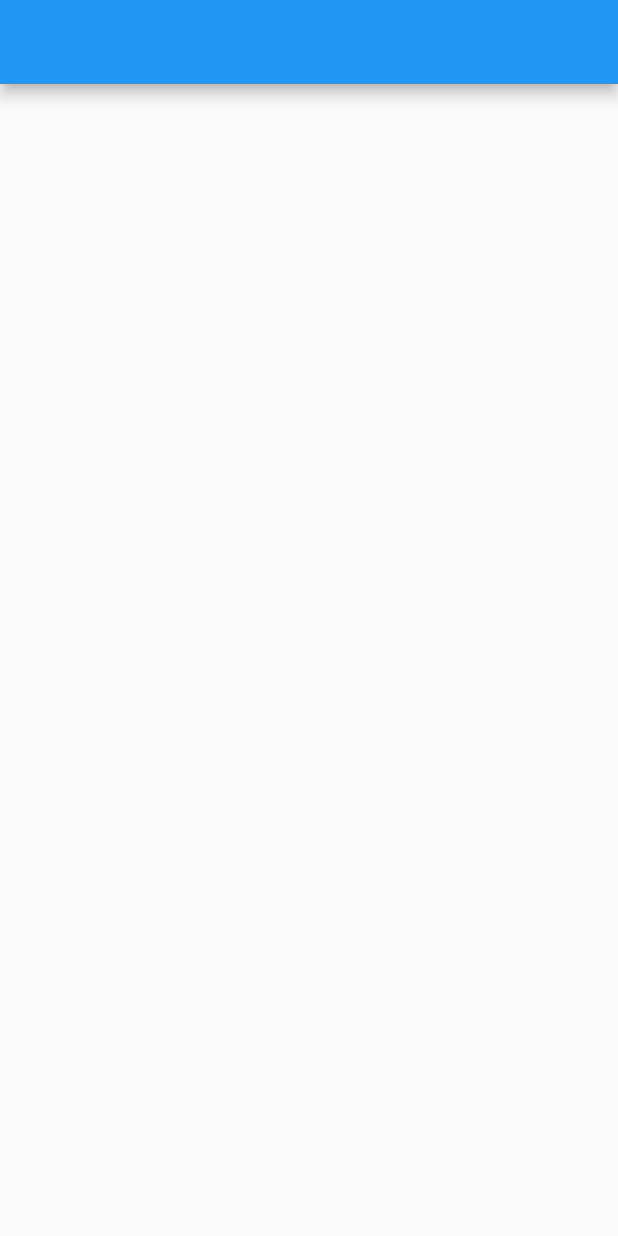
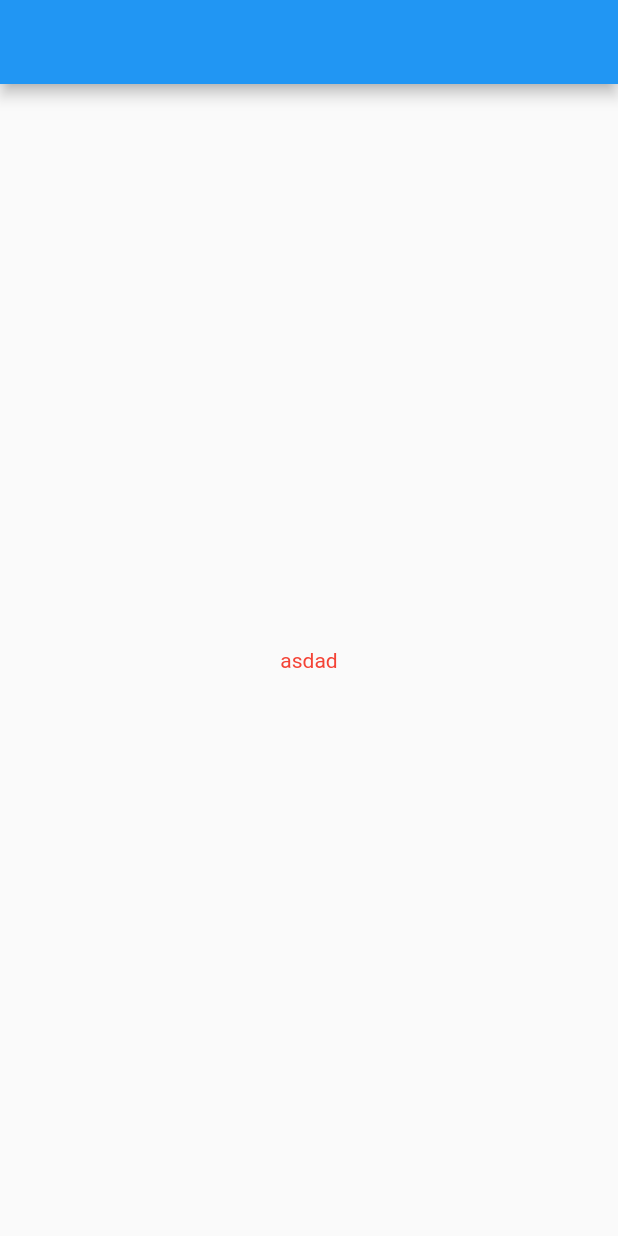
Before and after one commit to i-Senku/XuXu-UI, a Flutter app: the screen it shows after launch, on a phone screen of 412 x 824 dp. Run offline on Flutter 3.47's test engine with Material 2 defaults, Android fonts, the phone set to English and light mode, and no system bars.

Commit message:
added XuText component

```diff
--- a/example/lib/main.dart
+++ b/example/lib/main.dart
@@ -11,7 +11,7 @@ class MyApp extends StatelessWidget {
   @override
   Widget build(BuildContext context) {
     return Scaffold(
-        appBar: AppBar(),
-        body: XuBox().size().color(Colors.red).create().center());
+        appBar: AppBar(), body: XuText("asdad").color(Colors.red).create().center());
   }
+
 }
--- /dev/null
+++ b/lib/src/extensions/expanded.dart
@@ -0,0 +1,8 @@
+import 'package:flutter/material.dart';
+
+extension XuExpanded on Widget {
+  Widget expanded({int flex = 1}) => Expanded(
+        flex: flex,
+        child: this,
+      );
+}
--- a/lib/src/widgets/XuText.dart
+++ b/lib/src/widgets/XuText.dart
@@ -0,0 +1,109 @@
+import 'package:flutter/material.dart';
+
+import 'builder.dart';
+
+class XuText extends XuBuilder<Widget> {
+  final String _text;
+
+  XuText(this._text) {
+    create();
+  }
+
+  TextAlign _textAlign;
+  TextDirection _textDirection;
+  Locale _locale;
+  bool _softWrap;
+  TextOverflow _overflow;
+  double _textScaleFactor;
+  int _maxLines;
+  String _semanticsLabel;
+  TextWidthBasis _textWidthBasis;
+  TextHeightBehavior _textHeightBehavior;
+
+
+  @override
+  Widget create({Key key}) {
+    return Text(
+      _text,
+      style: getStyle(),
+      textAlign: _textAlign,
+      textDirection: _textDirection,
+      locale: _locale,
+      softWrap: _softWrap,
+      overflow: _overflow,
+      textScaleFactor: _textScaleFactor,
+      maxLines: _maxLines,
+      semanticsLabel: _semanticsLabel,
+      textWidthBasis: _textWidthBasis,
+      textHeightBehavior: _textHeightBehavior,
+    );
+  }
+
+  XuText align(TextAlign textAlign) => this.._textAlign = textAlign;
+
+  XuText direction(TextDirection direction) => this.._textDirection = direction;
+
+  XuText locale(Locale locale) => this.._locale = locale;
+
+  XuText softWrap(bool softWrap) => this.._softWrap = softWrap;
+
+  XuText overflow(TextOverflow overflow) => this.._overflow = overflow;
+
+  XuText textScaleFactor(double textScaleFactor) =>
+      this.._textScaleFactor = textScaleFactor;
+
+  XuText maxLines(int line) => this.._maxLines = line;
+
+  XuText semanticsLabel(String semanticsLabel) =>
+      this.._semanticsLabel = semanticsLabel;
+
+  XuText textWidthBasis(TextWidthBasis textWidthBasis) =>
+      this.._textWidthBasis = textWidthBasis;
+
+  XuText textHeightBehavior(TextHeightBehavior textHeightBehavior) =>
+      this.._textHeightBehavior = textHeightBehavior;
+
+  /*
+  @TEXTSTYLES
+   */
+
+  Color _color;
+  Color _backgroundColor;
+  String _fontFamily;
+  double _fontSize;
+  FontWeight _fontWeight;
+  FontStyle _fontStyle;
+  double _letterSpacing;
+  double _wordSpacing;
+  TextBaseline _textBaseline;
+  double _height;
+  Locale _textLocale;
+
+  XuText color(Color color) => this.._color = color;
+  XuText backgroundColor(Color color) => this.._backgroundColor = color;
+  XuText fontFamily(String fontFamily) => this.._fontFamily = fontFamily;
+  XuText fontSize(double fontSize) => this.._fontSize = fontSize;
+  XuText fontWeight(FontWeight fontWeight) => this.._fontWeight = fontWeight;
+  XuText fontStyle(FontStyle fontStyle) => this.._fontStyle = fontStyle;
+  XuText letterSpacing(double letterSpacing) =>
+      this.._letterSpacing = letterSpacing;
+  XuText wordSpacing(double wordSpacing) => this.._wordSpacing = wordSpacing;
+
+  XuText textBaseline(TextBaseline textBaseline) =>
+      this.._textBaseline = textBaseline;
+
+  TextStyle getStyle() => TextStyle(
+      color: _color,
+      backgroundColor: _backgroundColor,
+      fontFamily: _fontFamily,
+      fontSize: _fontSize,
+      fontWeight: _fontWeight,
+      fontStyle: _fontStyle,
+      letterSpacing: _letterSpacing,
+      wordSpacing: _wordSpacing,
+      textBaseline: _textBaseline,
+      height: _height,
+      locale: _textLocale);
+
+
+}
--- a/lib/xuxu_ui.dart
+++ b/lib/xuxu_ui.dart
@@ -4,6 +4,8 @@ library xuxu_ui;
 export 'src/extensions/center.dart';
 export 'src/extensions/padding.dart';
 export 'src/widgets/XuBox.dart';
+export 'src/widgets/XuText.dart';
+
 
 class Calculator {
   /// Returns [value] plus 1.
```
Also changed, not shown: lib/src/widgets/builder.dart (line endings or trailing spaces).
